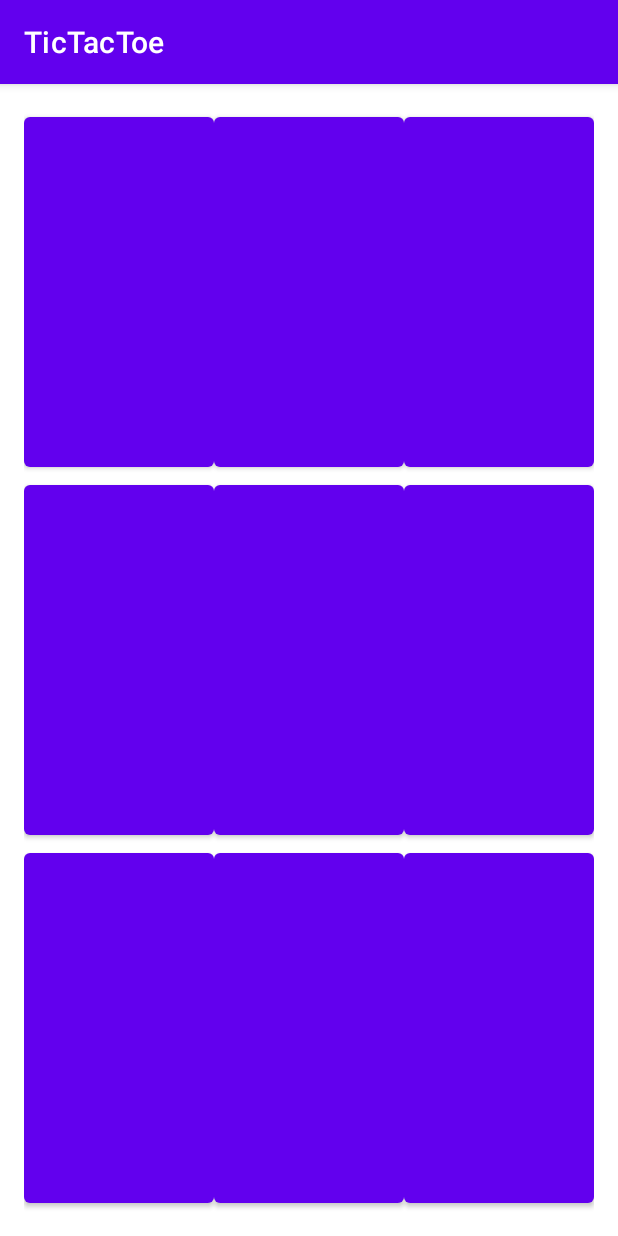
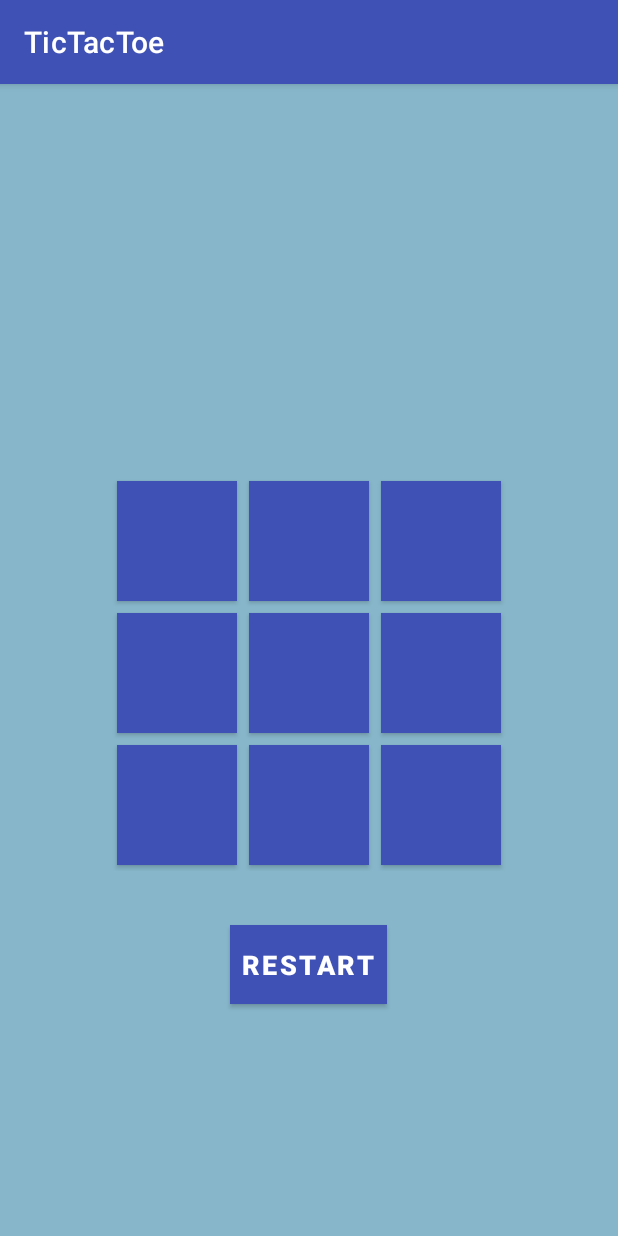
Before and after one commit to ajasielec/TicTacToe-mobile-app, an Android app: the screen it shows after launch (MainActivity), on a phone screen of 412 x 824 dp. Run offline under Robolectric (Android 15) with nearby library versions, the phone set to English and light mode, and no system bars.

Commit message:
Add reset button and end game text, fix layout

```diff
--- a/app/src/main/java/com/example/tictactoe/MainActivity.java
+++ b/app/src/main/java/com/example/tictactoe/MainActivity.java
@@ -3,6 +3,7 @@ package com.example.tictactoe;
 import android.os.Bundle;
 import android.view.View;
 import android.widget.Button;
+import android.widget.TextView;
 import android.widget.Toast;
 
 import androidx.appcompat.app.AppCompatActivity;
@@ -12,11 +13,15 @@ public class MainActivity extends AppCompatActivity {
     private Button[][] buttons = new Button[3][3];
     private boolean playerXTurn = true;
     private int roundCount = 0;
+    private TextView gameStatus;
 
     @Override
     protected void onCreate(Bundle savedInstanceState) {
         super.onCreate(savedInstanceState);
         setContentView(R.layout.activity_main);
+
+        gameStatus = findViewById(R.id.gameStatus);
+        gameStatus.setText("");
 
         // button init
         for (int i = 0; i < 3; i++) {
@@ -32,6 +37,14 @@ public class MainActivity extends AppCompatActivity {
                 });
             }
         }
+
+        Button restartButton = findViewById(R.id.restartButton);
+        restartButton.setOnClickListener(new View.OnClickListener() {
+            @Override
+            public void onClick(View v) {
+                resetBoard();
+            }
+        });
     }
 
     private void onButtonClick(Button button) {
@@ -98,17 +111,27 @@ public class MainActivity extends AppCompatActivity {
     }
 
     private void showWinner(String message) {
-        Toast.makeText(this, message, Toast.LENGTH_SHORT).show();
-        resetBoard();
+        gameStatus.setText(message);
+        disableButtons();
+    }
+
+    private void disableButtons() {
+        for (int i = 0; i < 3; i++) {
+            for (int j = 0; j < 3; j++) {
+                buttons[i][j].setEnabled(false);
+            }
+        }
     }
 
     private void resetBoard() {
         for (int i = 0; i < 3; i++) {
             for (int j = 0; j < 3; j++) {
                 buttons[i][j].setText("");
+                buttons[i][j].setEnabled(true);
             }
         }
         roundCount = 0;
         playerXTurn = true;
+        gameStatus.setText("");
     }
 }
--- a/app/src/main/res/layout/activity_main.xml
+++ b/app/src/main/res/layout/activity_main.xml
@@ -1,74 +1,148 @@
-<GridLayout
+<?xml version="1.0" encoding="utf-8"?>
+<LinearLayout
     xmlns:android="http://schemas.android.com/apk/res/android"
+    xmlns:app="http://schemas.android.com/apk/res-auto"
+    xmlns:tools="http://schemas.android.com/tools"
     android:layout_width="match_parent"
     android:layout_height="match_parent"
+    android:orientation="vertical"
+    android:gravity="center"
+    android:padding="16dp"
+    android:background="#87B6CA"
+    tools:context=".MainActivity">
+
+    <TextView
+        android:id="@+id/gameStatus"
+        android:layout_width="wrap_content"
+        android:layout_height="wrap_content"
+        android:layout_gravity="center"
+        android:text="Player X wins!"
+        android:textColor="@color/teal_700"
+        android:textSize="30sp"
+        android:textStyle="bold"
+        android:visibility="visible"
+        android:layout_marginBottom="50dp"/>
+
+    <GridLayout
+        android:id="@+id/gameGrid"
+        android:layout_width="wrap_content"
+        android:layout_height="wrap_content"
+        android:layout_gravity="center"
+        android:columnCount="3"
         android:rowCount="3"
-    android:columnCount="3"
-    android:padding="16dp"
-    android:background="@android:color/white">
+        android:padding="16dp">
 
         <Button
             android:id="@+id/btn_00"
-        android:layout_width="0dp"
-        android:layout_height="0dp"
-        android:layout_columnWeight="1"
-        android:layout_rowWeight="1"
-        android:textSize="24sp"/>
+            android:layout_width="80dp"
+            android:layout_height="80dp"
+            android:layout_gravity="center"
+            android:layout_margin="4dp"
+            android:background="#63A1D0"
+            android:text=""
+            android:textColor="@color/purple_200"
+            android:textSize="30sp" />
+
         <Button
             android:id="@+id/btn_01"
-        android:layout_width="0dp"
-        android:layout_height="0dp"
-        android:layout_columnWeight="1"
-        android:layout_rowWeight="1"
-        android:textSize="24sp"/>
+            android:layout_width="80dp"
+            android:layout_height="80dp"
+            android:layout_gravity="center"
+            android:layout_margin="4dp"
+            android:background="#4CAF50"
+            android:text=""
+            android:textColor="@color/purple_200"
+            android:textSize="30sp" />
+
         <Button
             android:id="@+id/btn_02"
-        android:layout_width="0dp"
-        android:layout_height="0dp"
-        android:layout_columnWeight="1"
-        android:layout_rowWeight="1"
-        android:textSize="24sp"/>
+            android:layout_width="80dp"
+            android:layout_height="80dp"
+            android:layout_margin="4dp"
+            android:background="@android:color/darker_gray"
+            android:gravity="center"
+            android:text=""
+            android:textColor="@color/purple_200"
+            android:textSize="30sp" />
+
         <Button
             android:id="@+id/btn_10"
-        android:layout_width="0dp"
-        android:layout_height="0dp"
-        android:layout_columnWeight="1"
-        android:layout_rowWeight="1"
-        android:textSize="24sp"/>
+            android:layout_width="80dp"
+            android:layout_height="80dp"
+            android:layout_margin="4dp"
+            android:background="@android:color/darker_gray"
+            android:gravity="center"
+            android:text=""
+            android:textColor="@color/purple_200"
+            android:textSize="30sp" />
+
         <Button
             android:id="@+id/btn_11"
-        android:layout_width="0dp"
-        android:layout_height="0dp"
-        android:layout_columnWeight="1"
-        android:layout_rowWeight="1"
-        android:textSize="24sp"/>
+            android:layout_width="80dp"
+            android:layout_height="80dp"
+            android:layout_margin="4dp"
+            android:background="@android:color/darker_gray"
+            android:gravity="center"
+            android:text=""
+            android:textColor="@color/purple_200"
+            android:textSize="30sp" />
+
         <Button
             android:id="@+id/btn_12"
-        android:layout_width="0dp"
-        android:layout_height="0dp"
-        android:layout_columnWeight="1"
-        android:layout_rowWeight="1"
-        android:textSize="24sp"/>
+            android:layout_width="80dp"
+            android:layout_height="80dp"
+            android:layout_margin="4dp"
+            android:background="@android:color/darker_gray"
+            android:gravity="center"
+            android:text=""
+            android:textColor="@color/purple_200"
+            android:textSize="30sp" />
+
         <Button
             android:id="@+id/btn_20"
-        android:layout_width="0dp"
-        android:layout_height="0dp"
-        android:layout_columnWeight="1"
-        android:layout_rowWeight="1"
-        android:textSize="24sp"/>
+            android:layout_width="80dp"
+            android:layout_height="80dp"
+            android:layout_margin="4dp"
+            android:background="@android:color/darker_gray"
+            android:gravity="center"
+            android:text=""
+            android:textColor="@color/purple_200"
+            android:textSize="30sp" />
+
         <Button
             android:id="@+id/btn_21"
-        android:layout_width="0dp"
-        android:layout_height="0dp"
-        android:layout_columnWeight="1"
-        android:layout_rowWeight="1"
-        android:textSize="24sp"/>
+            android:layout_width="80dp"
+            android:layout_height="80dp"
+            android:layout_margin="4dp"
+            android:background="@android:color/darker_gray"
+            android:gravity="center"
+            android:textColor="@color/purple_200"
+            android:text=""
+            android:textSize="30sp" />
+
         <Button
             android:id="@+id/btn_22"
-        android:layout_width="0dp"
-        android:layout_height="0dp"
-        android:layout_columnWeight="1"
-        android:layout_rowWeight="1"
-        android:textSize="24sp"/>
+            android:layout_width="80dp"
+            android:layout_height="80dp"
+            android:layout_margin="4dp"
+            android:background="@android:color/darker_gray"
+            android:gravity="center"
+            android:text=""
+            android:textColor="@color/purple_200"
+            android:textSize="30sp" />
 
     </GridLayout>
+
+<Button
+    android:id="@+id/restartButton"
+    android:layout_width="wrap_content"
+    android:layout_height="wrap_content"
+    android:layout_gravity="center"
+    android:padding="8dp"
+    android:background="@color/teal_200"
+    android:text="Restart"
+    android:textSize="18sp"
+    android:textStyle="bold"
+    android:layout_marginTop="20dp"/>
+
+</LinearLayout>
--- a/app/src/main/res/values/colors.xml
+++ b/app/src/main/res/values/colors.xml
@@ -1,8 +1,8 @@
 <?xml version="1.0" encoding="utf-8"?>
 <resources>
     <color name="purple_200">#FFBB86FC</color>
-    <color name="purple_500">#FF6200EE</color>
-    <color name="purple_700">#FF3700B3</color>
+    <color name="purple_500">#3F51B5</color>
+    <color name="purple_700">#3F51B5</color>
     <color name="teal_200">#FF03DAC5</color>
     <color name="teal_700">#FF018786</color>
     <color name="black">#FF000000</color>
```
Lines whose indentation alone changed are shown as unchanged.
